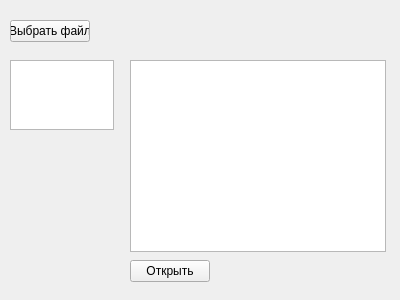
The window that testpr1/filelog.ui (enterin79/graduate_work) describes before a commit, drawn with Qt 5.
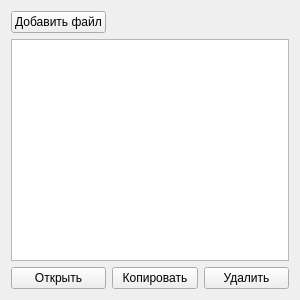
The same window after the commit.

```diff
--- a/testpr1/filelog.ui
+++ b/testpr1/filelog.ui
@@ -6,44 +6,37 @@
    <rect>
     <x>0</x>
     <y>0</y>
-    <width>400</width>
+    <width>300</width>
     <height>300</height>
    </rect>
   </property>
+  <property name="minimumSize">
+   <size>
+    <width>300</width>
+    <height>300</height>
+   </size>
+  </property>
+  <property name="maximumSize">
+   <size>
+    <width>300</width>
+    <height>300</height>
+   </size>
+  </property>
   <property name="windowTitle">
    <string>Form</string>
   </property>
-  <widget class="QTextEdit" name="textEdit">
-   <property name="geometry">
-    <rect>
-     <x>10</x>
-     <y>60</y>
-     <width>104</width>
-     <height>70</height>
-    </rect>
-   </property>
-  </widget>
-  <widget class="QPushButton" name="selectFile">
-   <property name="geometry">
-    <rect>
-     <x>10</x>
-     <y>20</y>
-     <width>80</width>
-     <height>22</height>
-    </rect>
-   </property>
+  <layout class="QGridLayout" name="gridLayout">
+   <item row="2" column="0">
+    <widget class="QPushButton" name="openFile">
    <property name="text">
-    <string>Выбрать файл</string>
-   </property>
-  </widget>
+      <string>Открыть</string>
+     </property>
+    </widget>
+   </item>
+   <item row="1" column="0" colspan="3">
   <widget class="QTableView" name="tvFiles">
-   <property name="geometry">
-    <rect>
-     <x>130</x>
-     <y>60</y>
-     <width>256</width>
-     <height>192</height>
-    </rect>
+     <property name="autoScroll">
+      <bool>true</bool>
    </property>
    <property name="editTriggers">
     <set>QAbstractItemView::NoEditTriggers</set>
@@ -51,26 +44,39 @@
    <property name="sortingEnabled">
     <bool>true</bool>
    </property>
+     <property name="wordWrap">
+      <bool>true</bool>
+     </property>
    <attribute name="horizontalHeaderVisible">
     <bool>false</bool>
    </attribute>
    <attribute name="horizontalHeaderStretchLastSection">
-    <bool>false</bool>
-   </attribute>
-  </widget>
-  <widget class="QPushButton" name="openFile">
-   <property name="geometry">
-    <rect>
-     <x>130</x>
-     <y>260</y>
-     <width>80</width>
-     <height>22</height>
-    </rect>
-   </property>
+      <bool>true</bool>
+     </attribute>
+    </widget>
+   </item>
+   <item row="2" column="2">
+    <widget class="QPushButton" name="deleteFile">
+     <property name="text">
+      <string>Удалить</string>
+     </property>
+    </widget>
+   </item>
+   <item row="0" column="0">
+    <widget class="QPushButton" name="selectFile">
    <property name="text">
-    <string>Открыть</string>
-   </property>
-  </widget>
+      <string>Добавить файл</string>
+     </property>
+    </widget>
+   </item>
+   <item row="2" column="1">
+    <widget class="QPushButton" name="copy">
+     <property name="text">
+      <string>Копировать</string>
+     </property>
+    </widget>
+   </item>
+  </layout>
  </widget>
  <resources/>
  <connections/>
```
Left out of the diff: 2 changed lines with no effect on the pictures. Lines whose indentation alone changed are shown as unchanged.
